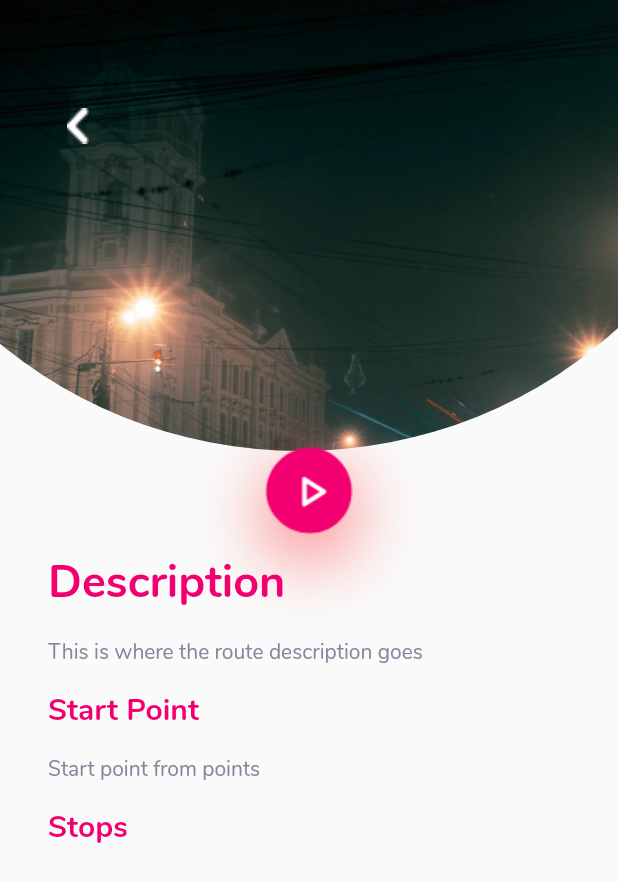
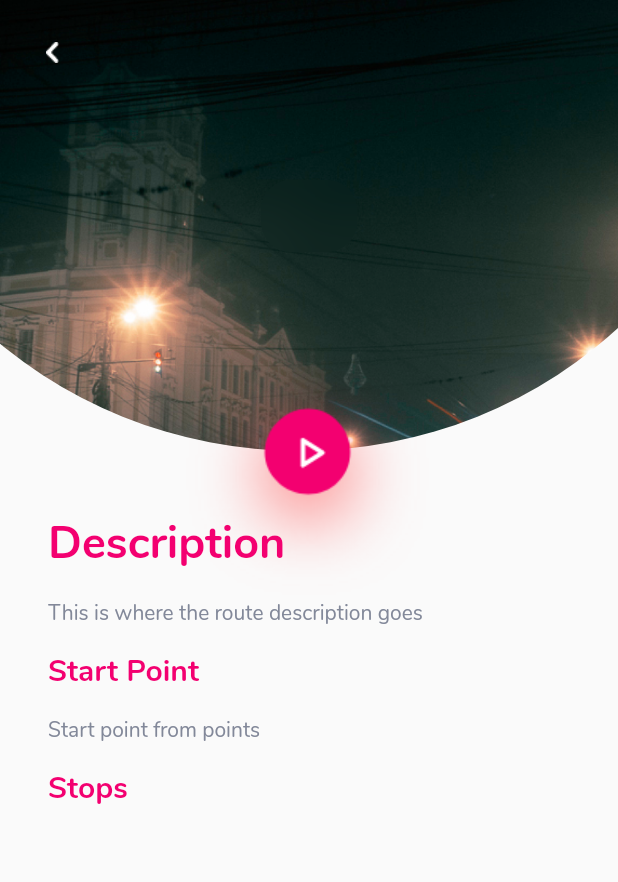
Before and after one commit to lorenacimpean/travel_app, a Flutter app: the RouteDetailsWidget screen opened directly with empty values, on a phone screen of 412 x 824 dp. Shown: the top 882 px of the screen. Run offline on Flutter 3.47's test engine with Material 2 defaults, Android fonts, the phone set to English and light mode, and no system bars; our stand-ins replace cached_network_image, cloud_firestore, firebase_auth, firebase_core, geocoding, geolocator and 3 more; accounts and stored records are empty.

Commit message:
some ui fixes

```diff
--- a/lib/themes/app_dimen.dart
+++ b/lib/themes/app_dimen.dart
@@ -13,7 +13,7 @@ class AppDimen {
 
   //icon sizes:
   static final double defaultIconSize = 64.0;
-  static final double mediumIconSize = 40.0;
+  static final double mediumIconSize = 30.0;
   static final double smallIconSize = 16.0;
   static final double separatorSize = 1.0;
 
--- a/lib/ui/navigation_menu/navigation_menu.dart
+++ b/lib/ui/navigation_menu/navigation_menu.dart
@@ -109,7 +109,7 @@ class MenuEntryWidget extends StatelessWidget {
     return GestureDetector(
       onTap: onTap,
       child: Padding(
-        padding: EdgeInsets.all(AppDimen.defaultPadding),
+        padding: EdgeInsets.all(AppDimen.smallPadding),
         child: Text(
           descriptor.text,
           style: AppTextStyle.button2.copyWith(fontSize: AppDimen.headline2),
--- a/lib/ui/route_details/route_details_widget.dart
+++ b/lib/ui/route_details/route_details_widget.dart
@@ -21,7 +21,7 @@ class RouteDetailsWidget extends StatelessWidget {
   final Function(List<PointModel>) onOpenMapsTapped;
   final Function(PointModel) onPointTapped;
 
-  static final double _listViewSize = 200;
+  static final double _listViewHeight = 200;
 
   RouteDetailsWidget({
     Key key,
@@ -46,8 +46,8 @@ class RouteDetailsWidget extends StatelessWidget {
               ),
               Padding(
                 padding: EdgeInsets.symmetric(
-                  vertical: AppDimen.xlPadding,
-                  horizontal: AppDimen.largePadding,
+                  vertical: AppDimen.defaultPadding,
+                  horizontal: AppDimen.defaultPadding,
                 ),
                 child: Align(
                     alignment: Alignment.topLeft,
@@ -60,20 +60,21 @@ class RouteDetailsWidget extends StatelessWidget {
                   child: BlurredButton(text: route?.name ?? ""),
                 ),
               ),
-              Padding(
-                padding:
-                    EdgeInsets.symmetric(vertical: AppDimen.xxxlPadding * 2),
-                child: Align(
-                  alignment: Alignment.topCenter,
-                  child: Image(
-                    fit: BoxFit.contain,
-                    image: AppIcons.play_icon,
-                    // fit: BoxFit.fitHeight,
-                  ),
+              Positioned(
+                top: MediaQuery.of(context).size.height / 4 +
+                    AppDimen.smallPadding,
+                left: MediaQuery.of(context).size.width / 4,
+                child: Image(
+                  fit: BoxFit.contain,
+                  image: AppIcons.play_icon,
+                  // fit: BoxFit.fitHeight,
                 ),
               ),
               Padding(
-                padding: EdgeInsets.only(top: AppDimen.xxxlPadding * 2),
+                padding: EdgeInsets.only(
+                  top: MediaQuery.of(context).size.height / 4 +
+                      AppDimen.smallPadding,
+                ),
                 child: Align(
                   alignment: Alignment.bottomLeft,
                   child: Container(
@@ -154,7 +155,7 @@ class RouteDetailsWidget extends StatelessWidget {
   Widget _pointsGallery() {
     return Container(
       margin: EdgeInsets.symmetric(vertical: AppDimen.smallPadding),
-      height: _listViewSize,
+      height: _listViewHeight,
       child: ListView.builder(
         scrollDirection: Axis.horizontal,
         itemCount: points.length,
--- a/lib/ui/widgets/app_network_image.dart
+++ b/lib/ui/widgets/app_network_image.dart
@@ -15,7 +15,7 @@ class AppNetworkImage extends StatelessWidget {
   @override
   Widget build(BuildContext context) {
     return Container(
-      color: Theme.of(context).canvasColor,
+      color: Theme.of(context).accentColor,
       height: _defaultImageHeight,
       width: _defaultImageHeight,
       child: CachedNetworkImage(
--- a/lib/utils/round_container_widget.dart
+++ b/lib/utils/round_container_widget.dart
@@ -14,10 +14,10 @@ class RoundContainerWidget extends StatelessWidget {
 
   @override
   Widget build(BuildContext context) {
-    return Scaffold(body: _overlay());
+    return Scaffold(body: _overlay(context));
   }
 
-  Widget _overlay() {
+  Widget _overlay(BuildContext context) {
     switch (widgetType) {
       case WidgetType.navigation:
         return ClipOval(
@@ -39,8 +39,6 @@ class RoundContainerWidget extends StatelessWidget {
         return ClipOval(
           clipper: ColorClipper.photo(),
           child: Container(
-            // width: double.infinity,
-            // height: double.infinity,
             child: Image(
               image: AppIcons.lights,
             ),
```
Also changed, not shown: lib/ui/discover/discover_screen.dart (+5 -5 lines), lib/ui/poi_info/poi_info_screen.dart (+17 -5 lines), lib/ui/profile/profile_screen.dart (+8 -9 lines), lib/utils/widget_utils.dart (+0 -12 lines), 3 other files.
